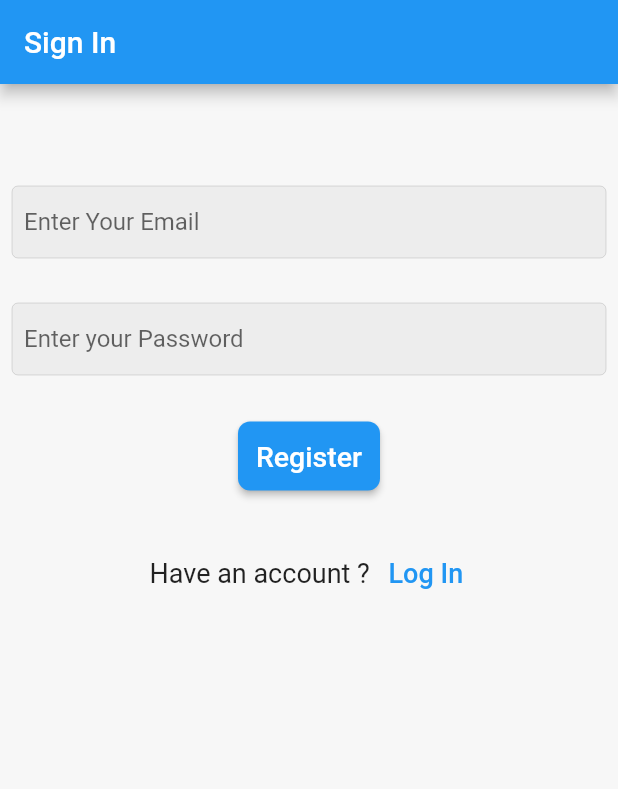
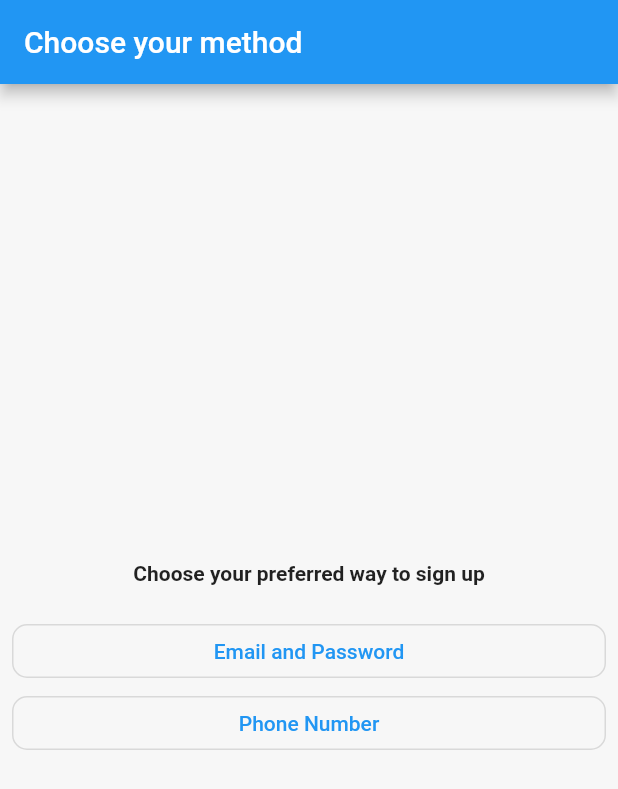
Before and after one commit to MahmoudYoussefSdiek/Firebase_with_Getx, a Flutter app: the screen it shows after launch, on a phone screen of 412 x 824 dp. Shown: the top 789 px of the screen. Run offline on Flutter 3.47's test engine with Material 2 defaults, Android fonts, the phone set to English and light mode, and no system bars; our stand-ins replace firebase_auth, firebase_core, flutter_otp_text_field, get; accounts and stored records are empty.

Commit message:
Phone Number & OTP & Update UI

```diff
--- a/lib/getx/controller/otp_controller.dart
+++ b/lib/getx/controller/otp_controller.dart
@@ -1,5 +1,10 @@
+import 'package:firebase_authentication/firebase/authentication_repository.dart';
 import 'package:get/get.dart';
 
 class OTPController extends GetxController {
   static OTPController get instance => Get.find();
+
+  void verifyOTP(String otp) async {
+    await AuthenticationRepository.instance.verifyOTP(otp);
+  }
 }
--- a/lib/main.dart
+++ b/lib/main.dart
@@ -1,5 +1,6 @@
 import 'package:firebase_authentication/firebase/authentication_repository.dart';
 import 'package:firebase_authentication/firebase_options.dart';
+import 'package:firebase_authentication/getx/controller/otp_controller.dart';
 import 'package:firebase_core/firebase_core.dart';
 import 'package:flutter/material.dart';
 import 'package:get/get.dart';
@@ -8,7 +9,9 @@ void main() {
   WidgetsFlutterBinding.ensureInitialized();
   Firebase.initializeApp(
     options: DefaultFirebaseOptions.currentPlatform,
-  ).then((value) => Get.put(AuthenticationRepository()));
+  )
+      .then((value) => Get.put(AuthenticationRepository()))
+      .then((value) => Get.put(OTPController()));
   runApp(const MyApp());
 }
 
--- /dev/null
+++ b/lib/pages/choose_sign_up_method_page.dart
@@ -0,0 +1,49 @@
+import 'package:firebase_authentication/pages/phone_sign_in_page.dart';
+import 'package:firebase_authentication/pages/register_page.dart';
+import 'package:firebase_authentication/widgets/custom_button.dart';
+import 'package:flutter/material.dart';
+import 'package:get/get.dart';
+
+class ChooseSignUpMethodPage extends StatelessWidget {
+  const ChooseSignUpMethodPage({Key? key}) : super(key: key);
+
+  @override
+  Widget build(BuildContext context) {
+    return Scaffold(
+      backgroundColor: const Color.fromARGB(255, 247, 247, 247),
+      appBar: AppBar(
+        title: const Text('Choose your method'),
+      ),
+      body: Container(
+        alignment: Alignment.center,
+        child: Padding(
+          padding: const EdgeInsets.all(8.0),
+          child: Column(
+            mainAxisAlignment: MainAxisAlignment.center,
+            children: [
+              const Text(
+                'Choose your preferred way to sign up',
+                style: TextStyle(fontWeight: FontWeight.bold),
+              ),
+              const SizedBox(
+                height: 20,
+              ),
+              CustomButton(
+                text: 'Email and Password',
+                function: () {
+                  Get.to(const RegisterPage());
+                },
+              ),
+              CustomButton(
+                text: 'Phone Number',
+                function: () {
+                  Get.to(const PhoneSignInPage());
+                },
+              ),
+            ],
+          ),
+        ),
+      ),
+    );
+  }
+}
--- /dev/null
+++ b/lib/widgets/custom_button.dart
@@ -0,0 +1,27 @@
+import 'package:flutter/material.dart';
+
+class CustomButton extends StatelessWidget {
+  const CustomButton({
+    Key? key,
+    required this.function,
+    required this.text,
+  }) : super(key: key);
+  final VoidCallback function;
+  final String text;
+
+  @override
+  Widget build(BuildContext context) {
+    return SizedBox(
+      width: double.infinity,
+      child: OutlinedButton(
+        style: OutlinedButton.styleFrom(
+          shape: RoundedRectangleBorder(
+            borderRadius: BorderRadius.circular(10),
+          ),
+        ),
+        onPressed: function,
+        child: Text(text),
+      ),
+    );
+  }
+}
--- a/pubspec.yaml
+++ b/pubspec.yaml
@@ -38,6 +38,7 @@ dependencies:
   firebase_core:
   firebase_auth:
   get:
+  flutter_otp_text_field:
 
 dev_dependencies:
   flutter_test:
```
Also changed, not shown: lib/firebase/authentication_repository.dart (+18 -10 lines), lib/pages/log_in_page.dart (+6 -2 lines), lib/pages/otp_page.dart (+47 -11 lines), lib/pages/phone_sign_in_page.dart (+21 -11 lines), lib/pages/register_page.dart (+20 -3 lines), lib/widgets/custom_textfield.dart (+9 -0 lines), pubspec.lock.
